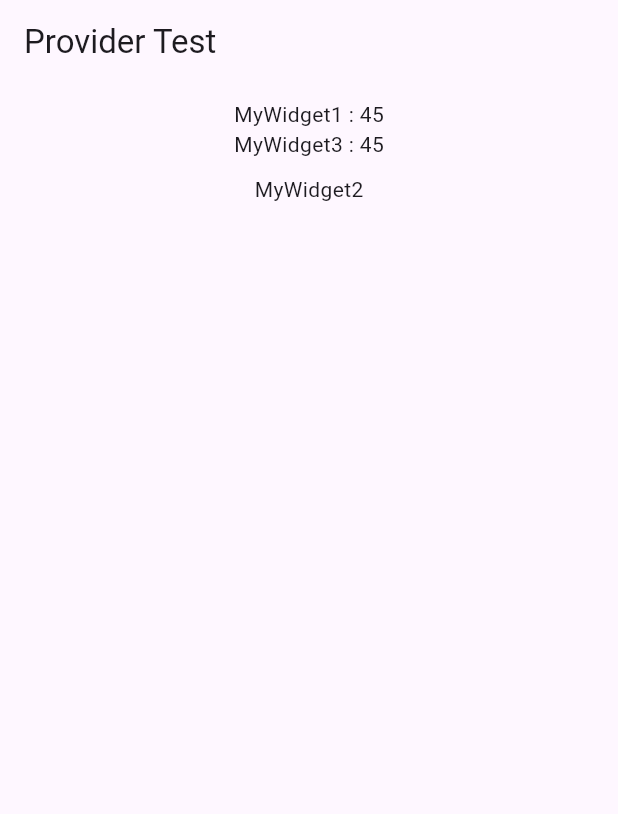
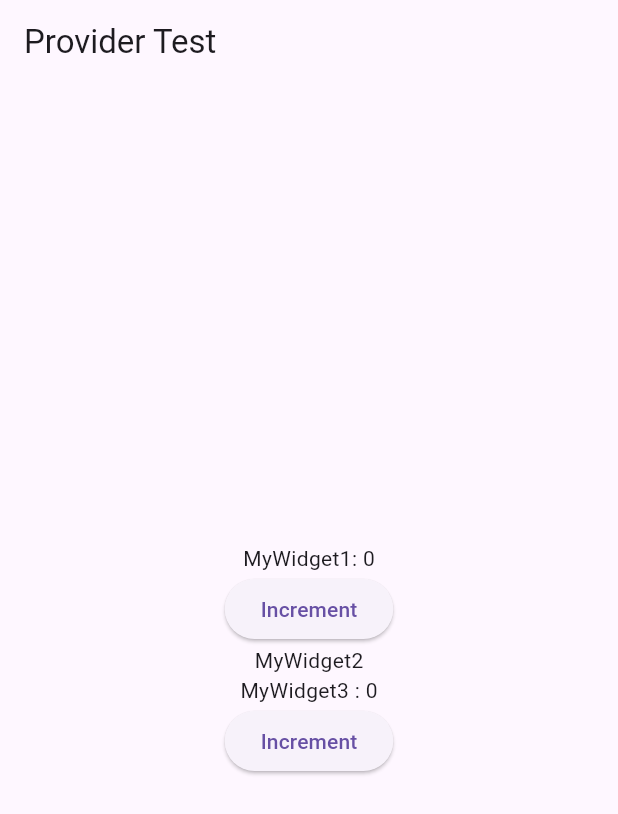
Before and after one commit to Chujer/WebStudy, a Flutter app: the screen it shows after launch, on a phone screen of 412 x 824 dp. Shown: the top 814 px of the screen. Run offline on Flutter 3.47's test engine with Material 3 defaults, Android fonts, the phone set to English and light mode, and no system bars.

Commit message:
2025.12.17 ChangeNotifierProvider
NotifierProvider는 자신의 자식 위젯들이 사용할 공통 객체를 사용하는 느낌이였다.
이때 ChangeNotifierProvider를 사용하면 해당 객체가 변할때 이 객체를 사용하는
[ final dataModel = Provider.of<DataModel>(context); ]
위젯을 다시 build한다. 이때 호출되는 build가 setState와 같은역할인지는 아직은 모르겠다
다만 중요한 점은 이렇게 값이 변경되는것이 stless임에도 값의 변화가 눈에 보인다는 점이다.

```diff
--- a/Flutter/lib/home.dart
+++ /dev/null
@@ -1,21 +0,0 @@
-import 'package:flutter/material.dart';
-
-class Home extends StatelessWidget {
-  const Home({super.key});
-
-  @override
-  Widget build(BuildContext context) {
-    return Scaffold(
-      appBar: AppBar(
-        title: Text('Home'),
-      ),
-      body: Center(
-        child: ElevatedButton(
-            onPressed:  (){
-              Navigator.pushNamed(context, '/profile');{
-            },
-            child: Text("Go to profile")),
-      ),
-    );
-  }
-}
--- a/Flutter/lib/main.dart
+++ b/Flutter/lib/main.dart
@@ -5,32 +5,36 @@ void main() {
   runApp(MyApp());
 }
 
+class DataModel extends ChangeNotifier{
+  int _data = 0;
+
+  int get data => _data;
+
+  void increment(){
+    _data++;
+    notifyListeners();
+  }
+}
+
 class MyApp extends StatelessWidget {
   const MyApp({super.key});
 
   @override
   Widget build(BuildContext context) {
-    return MaterialApp(
-      home: Scaffold(
-        appBar: AppBar(
-          title: Text('Provider Test'),
+    return ChangeNotifierProvider(
+        create: (context) => DataModel(),
+      child: MaterialApp(
+        home: Scaffold(
+          appBar: AppBar(
+            title: Text('Provider Test'),
+          ),body: Column(
+          mainAxisAlignment: MainAxisAlignment.center,
+          children: <Widget>[
+            MyWidget1(),
+            MyWidget2(),
+            MyWidget3(),
+          ],
         ),
-        body: Column(
-          children: [
-            SizedBox(height: 10,),
-            Provider<int>(
-              create: (context){
-                int sum = 0;
-                for(int i = 0; i< 10; i++){
-                    sum+=i;
-                  }
-                return sum;
-              },
-                child: MyWidget1(),
-            ),
-            SizedBox(height: 10,),
-            MyWidget2(),
-          ],
         ),
       ),
     );
@@ -42,24 +46,29 @@ class MyWidget1 extends StatelessWidget {
 
   @override
   Widget build(BuildContext context) {
-    final data = Provider.of<int>(context);
+    final dataModel = Provider.of<DataModel>(context);
 
     print('MyWidget1');
-    return Column(
-      children: [
-        Text('MyWidget1 : ${data}'),
-        MyWidget3(),
-      ],
+    return Center(
+      child: Column(
+        children: [
+          Text('MyWidget1: ${dataModel._data}'),
+          ElevatedButton(
+              onPressed: (){
+                dataModel.increment();
+              },
+              child: Text('Increment')
+          )
+        ],
+      ),
     );
   }
 }
-
 class MyWidget2 extends StatelessWidget {
   const MyWidget2({super.key});
 
   @override
   Widget build(BuildContext context) {
-   // final data = Provider.of<int>(context); // 프로바이더는 자식위젯에만 적용되기 때문 MyWidget2는 MyWidget1의 자식이 아님
     print('MyWidget2');
     return Center(
       child: Text('MyWidget2'),
@@ -72,11 +81,20 @@ class MyWidget3 extends StatelessWidget {
 
   @override
   Widget build(BuildContext context) {
-    final data = Provider.of<int>(context);
+    final dataModel = Provider.of<DataModel>(context);
     print('MyWidget3');
     return Center(
-      child:
-      Text('MyWidget3 : ${data}'),
+      child: Column(
+        children: [
+          Text('MyWidget3 : ${dataModel.data}'),
+          ElevatedButton(
+              onPressed: (){
+                dataModel.increment();
+              },
+              child: Text('Increment')
+          )
+        ],
+      ),
     );
   }
 }
--- a/Flutter/lib/routes.dart
+++ /dev/null
@@ -1,8 +0,0 @@
-import 'package:flutter/material.dart';
-import 'home.dart';
-import 'profile.dart';
-
-final Map<String, WidgetBuilder> routes = {
-  '/home' : (context) => Home(),
-  '/profile' : (context) => Profile(),
-};
```
